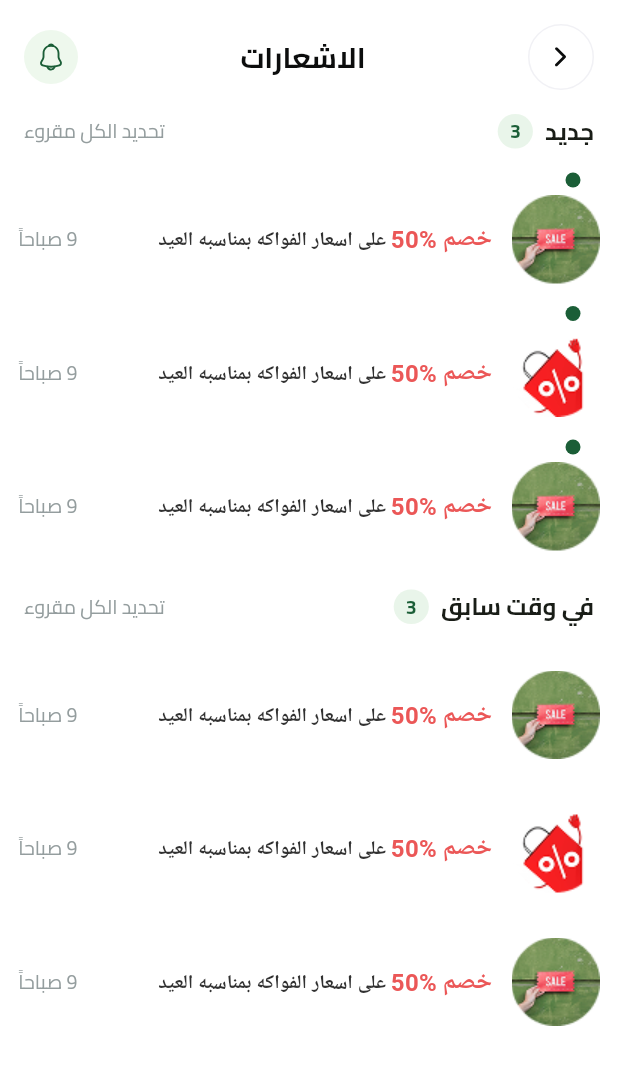
After one commit to JafarKMarouf/fruits_app, a Flutter app: the NotificationView screen opened directly, on a phone screen of 412 x 824 dp. The commit adds this screen. Shown: the top 1065 px of the screen. Run offline on Flutter 3.47's test engine with Material 3 defaults, Android fonts, the phone set to English and light mode, and no system bars; our stand-ins replace cloud_firestore, dartz, dots_indicator, firebase_auth, firebase_core, flutter_bloc and 8 more; accounts and stored records are empty.

Commit message:
feat: implement notification feature
- Create `NotificationEntity` with mock data for "New" and "Earlier" sections.
- Implement `NotificationView` and `NotificationViewBody` to display categorized notifications.
- Create `NotificationItem` and `NotificationSectionHeader` reusable widgets.
- Integrate `CustomNotification` and update `HomeAppBar` to navigate to the notifications view.
- Refactor `HomeViewBody` and `HomeView` to support the new navigation flow.

```diff
--- a/lib/core/utils/styles/app_images.dart
+++ b/lib/core/utils/styles/app_images.dart
@@ -68,4 +68,9 @@ class AppImages {
 
   static const String imagesSearchWithoutResult =
       "assets/images/search_without_result.svg";
+
+  static const String imagesNotificationSale =
+      'assets/images/notification_sale.png';
+  static const String imagesNotificationDiscount =
+      'assets/images/notification_discount.png';
 }
--- /dev/null
+++ b/lib/features/home/domain/entities/notification_entity.dart
@@ -0,0 +1,72 @@
+import 'package:fruits_app/core/utils/styles/app_images.dart';
+
+class NotificationEntity {
+  final String id;
+  final String title;
+  final String boldAmount;
+  final String time;
+  final String imageUrl;
+  bool isRead;
+  bool isSelected;
+
+  NotificationEntity({
+    required this.id,
+    required this.title,
+    required this.boldAmount,
+    required this.time,
+    required this.imageUrl,
+    this.isRead = false,
+    this.isSelected = false,
+  });
+
+  static List<NotificationEntity> mockNewList() => [
+    NotificationEntity(
+      id: '1',
+      title: ' على اسعار الفواكه بمناسبه العيد',
+      boldAmount: 'خصم %50',
+      time: '9 صباحاً',
+      imageUrl: AppImages.imagesNotificationSale,
+    ),
+    NotificationEntity(
+      id: '2',
+      title: ' على اسعار الفواكه بمناسبه العيد',
+      boldAmount: 'خصم %50',
+      time: '9 صباحاً',
+      imageUrl: AppImages.imagesNotificationDiscount,
+    ),
+    NotificationEntity(
+      id: '3',
+      title: ' على اسعار الفواكه بمناسبه العيد',
+      boldAmount: 'خصم %50',
+      time: '9 صباحاً',
+      imageUrl: AppImages.imagesNotificationSale,
+    ),
+  ];
+
+  static List<NotificationEntity> mockEarlierList() => [
+    NotificationEntity(
+      id: '4',
+      title: ' على اسعار الفواكه بمناسبه العيد',
+      boldAmount: 'خصم %50',
+      time: '9 صباحاً',
+      imageUrl: AppImages.imagesNotificationSale,
+      isRead: true,
+    ),
+    NotificationEntity(
+      id: '5',
+      title: ' على اسعار الفواكه بمناسبه العيد',
+      boldAmount: 'خصم %50',
+      time: '9 صباحاً',
+      imageUrl: AppImages.imagesNotificationDiscount,
+      isRead: true,
+    ),
+    NotificationEntity(
+      id: '6',
+      title: ' على اسعار الفواكه بمناسبه العيد',
+      boldAmount: 'خصم %50',
+      time: '9 صباحاً',
+      imageUrl: AppImages.imagesNotificationSale,
+      isRead: true,
+    ),
+  ];
+}
--- a/lib/features/home/presentation/views/home_view.dart
+++ b/lib/features/home/presentation/views/home_view.dart
@@ -1,5 +1,6 @@
 import 'package:flutter/material.dart';
 import 'package:fruits_app/features/home/presentation/views/best_selling_view.dart';
+import 'package:fruits_app/features/home/presentation/views/notification_view.dart';
 import 'package:fruits_app/features/home/presentation/views/search_view.dart';
 import 'package:fruits_app/features/home/presentation/views/widgets/custom_bottom_navigation_bar.dart';
 import 'package:fruits_app/features/home/presentation/views/widgets/home_view_body.dart';
@@ -41,11 +42,14 @@ class _HomeViewState extends State<HomeView> {
                 return _fadeRoute(const BestSellingView());
               case SearchView.routeName:
                 return _fadeRoute(const SearchView());
+              case NotificationView.routeName:
+                return _fadeRoute(const NotificationView());
               default:
                 return _fadeRoute(
                   HomeViewBody(
                     onShowMoreTapped: _navigateToBestSelling,
                     onSearchTapped: _navigateToSearch,
+                    onNotificationTapped: _navigateToNotification,
                   ),
                 );
             }
@@ -77,6 +81,15 @@ class _HomeViewState extends State<HomeView> {
     );
   }
 
+  void _navigateToNotification() {
+    _nestedNavKey.currentState?.push(
+      MaterialPageRoute(
+        builder: (_) => const NotificationView(),
+        settings: const RouteSettings(name: NotificationView.routeName),
+      ),
+    );
+  }
+
   PageRoute _fadeRoute(Widget page) {
     return PageRouteBuilder(
       pageBuilder: (_, _, _) => page,
--- /dev/null
+++ b/lib/features/home/presentation/views/notification_view.dart
@@ -0,0 +1,13 @@
+import 'package:flutter/material.dart';
+import 'package:fruits_app/features/home/presentation/views/widgets/notification_view_body.dart';
+
+class NotificationView extends StatelessWidget {
+  const NotificationView({super.key});
+
+  static const routeName = 'notification-view';
+
+  @override
+  Widget build(BuildContext context) {
+    return const Scaffold(body: NotificationViewBody());
+  }
+}
--- a/lib/features/home/presentation/views/widgets/custom_notification.dart
+++ b/lib/features/home/presentation/views/widgets/custom_notification.dart
@@ -8,7 +8,7 @@ class CustomNotification extends StatelessWidget {
   @override
   Widget build(BuildContext context) {
     return Container(
-      padding: const EdgeInsets.all(12),
+      padding: const EdgeInsets.all(8),
       decoration: const ShapeDecoration(
         color: Color(0xFFEEF8ED),
         shape: OvalBorder(),
--- a/lib/features/home/presentation/views/widgets/home_app_bar.dart
+++ b/lib/features/home/presentation/views/widgets/home_app_bar.dart
@@ -8,7 +8,9 @@ import 'package:fruits_app/core/widgets/app_text_widget.dart';
 import 'package:fruits_app/features/home/presentation/views/widgets/custom_notification.dart';
 
 class HomeAppBar extends StatelessWidget {
-  const HomeAppBar({super.key});
+  const HomeAppBar({super.key, required this.onNotificationTapped});
+
+  final void Function()? onNotificationTapped;
 
   @override
   Widget build(BuildContext context) {
@@ -27,7 +29,10 @@ class HomeAppBar extends StatelessWidget {
           color: AppColors.grayscale950,
         ),
       ),
-      trailing: const CustomNotification(),
+      trailing: GestureDetector(
+        onTap: onNotificationTapped,
+        child: const CustomNotification(),
+      ),
     );
   }
 }
--- a/lib/features/home/presentation/views/widgets/home_view_body.dart
+++ b/lib/features/home/presentation/views/widgets/home_view_body.dart
@@ -12,10 +12,13 @@ class HomeViewBody extends StatelessWidget {
     super.key,
     required this.onShowMoreTapped,
     required this.onSearchTapped,
+    required this.onNotificationTapped,
   });
 
   final VoidCallback onShowMoreTapped;
   final VoidCallback onSearchTapped;
+  final VoidCallback onNotificationTapped;
+
   @override
   Widget build(BuildContext context) {
     return SafeArea(
@@ -27,9 +30,8 @@ class HomeViewBody extends StatelessWidget {
               child: Column(
                 children: [
                   const SizedBox(height: kTopPadding),
-                  const HomeAppBar(),
+                  HomeAppBar(onNotificationTapped: onNotificationTapped),
                   const SizedBox(height: 16),
-
                   SearchTextField(readOnly: true, onTap: onSearchTapped),
                   const SizedBox(height: 12),
                   const FeaturedList(),
--- /dev/null
+++ b/lib/features/home/presentation/views/widgets/notification_item.dart
@@ -0,0 +1,96 @@
+import 'package:flutter/material.dart';
+import 'package:fruits_app/core/utils/styles/app_colors.dart';
+import 'package:fruits_app/core/utils/styles/app_text_styles.dart';
+import 'package:fruits_app/core/widgets/app_text_widget.dart';
+import 'package:fruits_app/features/home/domain/entities/notification_entity.dart';
+
+class NotificationItem extends StatelessWidget {
+  const NotificationItem({
+    super.key,
+    required this.notification,
+    required this.onTap,
+  });
+
+  final NotificationEntity notification;
+  final VoidCallback onTap;
+
+  @override
+  Widget build(BuildContext context) {
+    return GestureDetector(
+      onTap: onTap,
+      child: Stack(
+        clipBehavior: Clip.none,
+        children: [
+          Positioned(
+            left: MediaQuery.sizeOf(context).width - 35,
+            top: 0,
+            child: AnimatedContainer(
+              duration: const Duration(milliseconds: 250),
+              width: 10,
+              height: 10,
+              decoration: BoxDecoration(
+                shape: BoxShape.circle,
+                color: notification.isRead
+                    ? Colors.transparent
+                    : AppColors.green1_500,
+              ),
+            ),
+          ),
+          Container(
+            margin: const EdgeInsets.symmetric(vertical: 5),
+            padding: const EdgeInsets.symmetric(horizontal: 12, vertical: 10),
+            decoration: BoxDecoration(
+              color: notification.isSelected
+                  ? Colors.green.withOpacity(0.06)
+                  : Colors.transparent,
+            ),
+            child: Row(
+              children: [
+                ClipRRect(
+                  borderRadius: BorderRadius.circular(12),
+                  child: Image.asset(
+                    notification.imageUrl,
+                    width: 59,
+                    height: 59,
+                    fit: BoxFit.cover,
+                  ),
+                ),
+                const SizedBox(width: 13),
+                // ── Text content ─────────────────────────────────────
+                Expanded(
+                  child: Text.rich(
+                    TextSpan(
+                      children: [
+                        TextSpan(
+                          text: notification.boldAmount,
+                          style: AppTextStyles.styleSemiBold16.copyWith(
+                            color: const Color(0xFFEB5757),
+                          ),
+                        ),
+                        TextSpan(
+                          text: notification.title,
+                          style: AppTextStyles.styleSemiBold13.copyWith(
+                            color: const Color(0xFF313131),
+                          ),
+                        ),
+                      ],
+                    ),
+                    textDirection: TextDirection.rtl,
+                    maxLines: 2,
+                  ),
+                ),
+                const SizedBox(width: 13),
+                AppTextWidget(
+                  text: notification.time,
+                  style: AppTextStyles.styleRegular13.copyWith(
+                    color: AppColors.grayscale400,
+                  ),
+                ),
+              ],
+            ),
+          ),
+        ],
+      ),
+    );
+  }
+}
--- /dev/null
+++ b/lib/features/home/presentation/views/widgets/notification_section_header.dart
@@ -0,0 +1,58 @@
+import 'package:flutter/material.dart';
+import 'package:fruits_app/core/utils/styles/app_colors.dart';
+import 'package:fruits_app/core/utils/styles/app_text_styles.dart';
+import 'package:fruits_app/core/widgets/app_text_widget.dart';
+
+class NotificationSectionHeader extends StatelessWidget {
+  const NotificationSectionHeader({
+    super.key,
+    required this.label,
+    required this.count,
+    required this.isAllSelected,
+    required this.onSelectAll,
+  });
+
+  final String label;
+  final int count;
+  final bool isAllSelected;
+  final ValueChanged<bool> onSelectAll;
+
+  @override
+  Widget build(BuildContext context) {
+    return Row(
+      mainAxisAlignment: MainAxisAlignment.spaceBetween,
+      children: [
+        Row(
+          children: [
+            AppTextWidget(text: label, style: AppTextStyles.styleBold16),
+
+            const SizedBox(width: 8),
+
+            Container(
+              padding: const EdgeInsets.symmetric(horizontal: 8, vertical: 2),
+              decoration: BoxDecoration(
+                color: Colors.green.withOpacity(0.12),
+                borderRadius: BorderRadius.circular(20),
+              ),
+              child: AppTextWidget(
+                text: '$count',
+                style: AppTextStyles.styleBold13.copyWith(
+                  color: AppColors.green1_500,
+                ),
+              ),
+            ),
+          ],
+        ),
+        GestureDetector(
+          onTap: () => onSelectAll(!isAllSelected),
+          child: AppTextWidget(
+            text: 'تحديد الكل مقروء',
+            style: AppTextStyles.styleRegular13.copyWith(
+              color: AppColors.grayscale400,
+            ),
+          ),
+        ),
+      ],
+    );
+  }
+}
--- /dev/null
+++ b/lib/features/home/presentation/views/widgets/notification_view_body.dart
@@ -0,0 +1,126 @@
+import 'package:flutter/material.dart';
+import 'package:fruits_app/core/utils/constants.dart';
+import 'package:fruits_app/core/widgets/custom_main_app_bar.dart';
+import 'package:fruits_app/features/home/domain/entities/notification_entity.dart';
+import 'package:fruits_app/features/home/presentation/views/widgets/notification_item.dart';
+import 'package:fruits_app/features/home/presentation/views/widgets/notification_section_header.dart';
+
+class NotificationViewBody extends StatefulWidget {
+  const NotificationViewBody({super.key});
+
+  @override
+  State<NotificationViewBody> createState() => _NotificationViewBodyState();
+}
+
+class _NotificationViewBodyState extends State<NotificationViewBody> {
+  late List<NotificationEntity> _newNotifications;
+  late List<NotificationEntity> _earlierNotifications;
+
+  @override
+  void initState() {
+    super.initState();
+    _newNotifications = NotificationEntity.mockNewList();
+    _earlierNotifications = NotificationEntity.mockEarlierList();
+  }
+
+  // ── Select All ─────────────────────────────────────────────────
+  void _selectAllNew(bool selectAll) {
+    setState(() {
+      for (var n in _newNotifications) {
+        n.isSelected = selectAll;
+      }
+    });
+  }
+
+  void _selectAllEarlier(bool selectAll) {
+    setState(() {
+      for (var n in _earlierNotifications) {
+        n.isSelected = selectAll;
+      }
+    });
+  }
+
+  // ── Toggle single item ─────────────────────────────────────────
+  void _toggleNew(int index) {
+    setState(
+      () => _newNotifications[index].isSelected =
+          !_newNotifications[index].isSelected,
+    );
+  }
+
+  void _toggleEarlier(int index) {
+    setState(
+      () => _earlierNotifications[index].isSelected =
+          !_earlierNotifications[index].isSelected,
+    );
+  }
+
+  bool get _allNewSelected => _newNotifications.every((n) => n.isSelected);
+
+  bool get _allEarlierSelected =>
+      _earlierNotifications.every((n) => n.isSelected);
+
+  @override
+  Widget build(BuildContext context) {
+    return SafeArea(
+      child: CustomScrollView(
+        slivers: [
+          SliverToBoxAdapter(
+            child: Column(
+              children: [
+                const SizedBox(height: kTopPadding),
+                const Padding(
+                  padding: EdgeInsetsGeometry.symmetric(
+                    horizontal: kHorizontalPadding,
+                  ),
+                  child: CustomMainAppBar(title: 'الاشعارات'),
+                ),
+                const SizedBox(height: 16),
+                Padding(
+                  padding: const EdgeInsetsGeometry.symmetric(
+                    horizontal: kHorizontalPadding,
+                  ),
+                  child: NotificationSectionHeader(
+                    label: 'جديد',
+                    count: _newNotifications.length,
+                    isAllSelected: _allNewSelected,
+                    onSelectAll: _selectAllNew,
+                  ),
+                ),
+                const SizedBox(height: 16),
+                ..._newNotifications.asMap().entries.map(
+                  (e) => NotificationItem(
+                    notification: e.value,
+                    onTap: () => _toggleNew(e.key),
+                  ),
+                ),
+                const SizedBox(height: 11),
+
+                Padding(
+                  padding: const EdgeInsetsGeometry.symmetric(
+                    horizontal: kHorizontalPadding,
+                  ),
+                  child: NotificationSectionHeader(
+                    label: 'في وقت سابق',
+                    count: _earlierNotifications.length,
+                    isAllSelected: _allEarlierSelected,
+                    onSelectAll: _selectAllEarlier,
+                  ),
+                ),
+                const SizedBox(height: 16),
+                ..._earlierNotifications.asMap().entries.map(
+                  (e) => NotificationItem(
+                    notification: e.value,
+                    onTap: () => _toggleEarlier(e.key),
+                  ),
+                ),
+
+                const SizedBox(height: 24),
+              ],
+            ),
+          ),
+        ],
+      ),
+    );
+  }
+}
```
Also changed, not shown: assets/images/notification_discount.png (added), assets/images/notification_sale.png (added).
